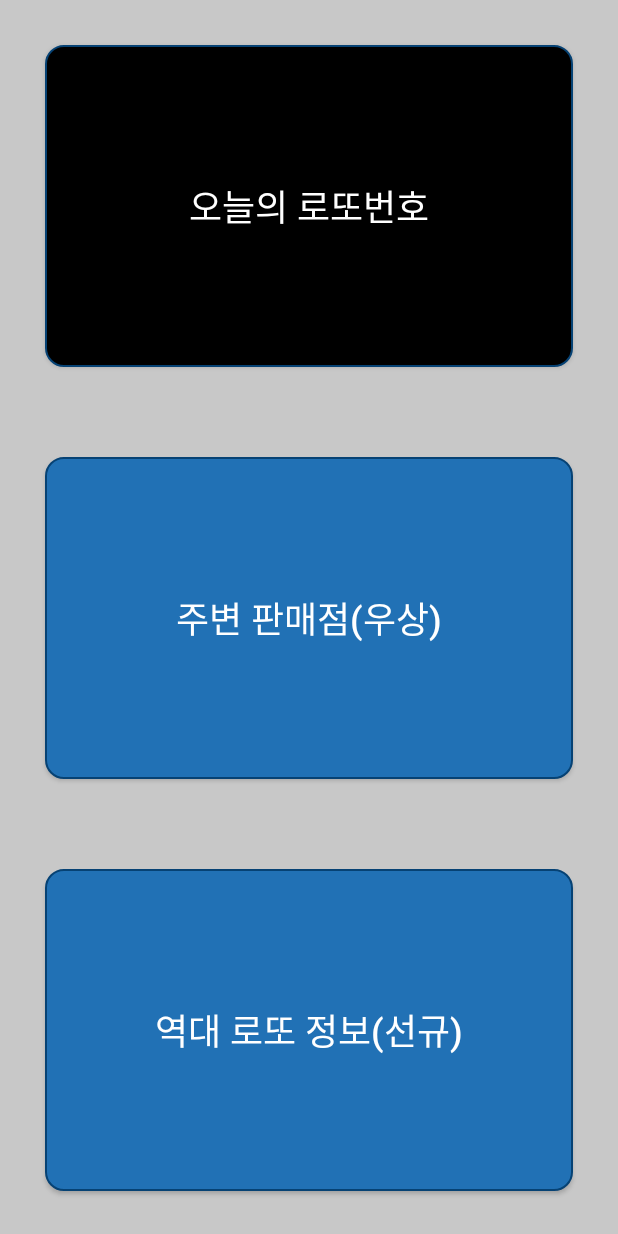
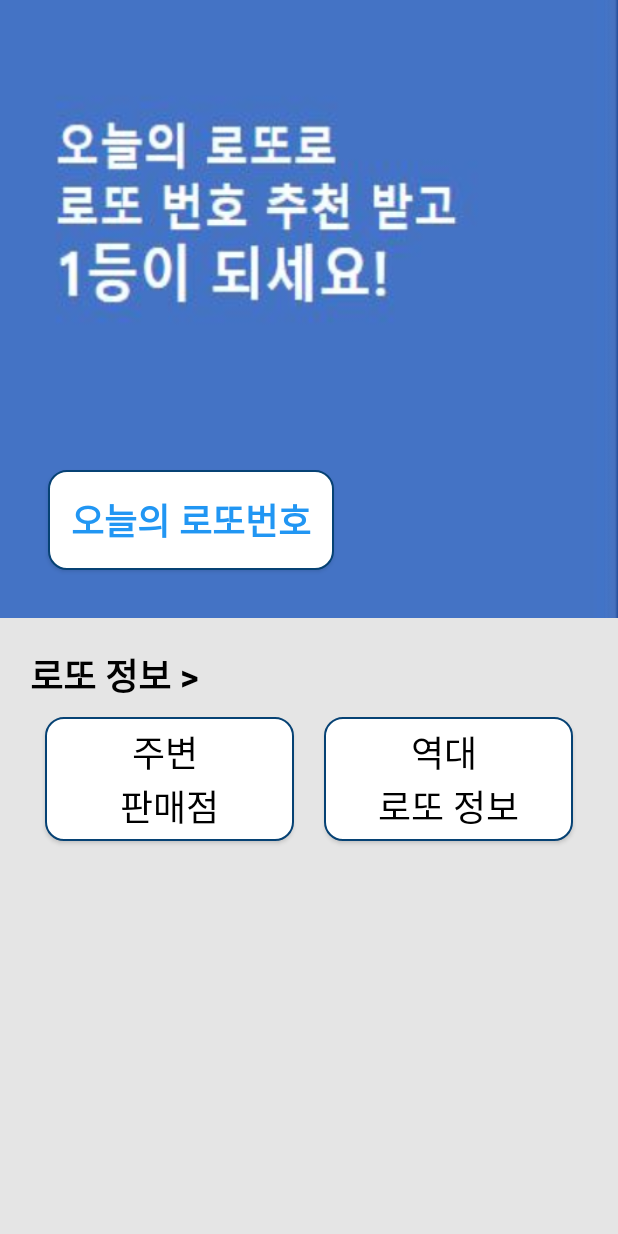
Before and after one commit to jiho1330/Lotto, an Android app: the screen it shows after launch (MainActivity), on a phone screen of 412 x 824 dp. Run offline under Robolectric (Android 15) with nearby library versions, the phone set to English and light mode, and no system bars; our stand-ins replace AdMob; plain views replace AdView.

Commit message:
메인화면 UI 수정

```diff
--- a/app/src/main/res/layout/activity_main.xml
+++ b/app/src/main/res/layout/activity_main.xml
@@ -9,43 +9,74 @@
     android:orientation="vertical"
     tools:context=".MainActivity">
 
-    <LinearLayout
+    <androidx.constraintlayout.widget.ConstraintLayout
         android:layout_width="match_parent"
-        android:layout_height="wrap_content"
-        android:layout_weight="1"
-        android:background="#C8C8C8"
-        android:orientation="vertical">
+        android:layout_height="match_parent"
+        android:layout_weight="3"
+        android:background="@drawable/main">
 
         <Button
             android:id="@+id/btnLotto"
+            android:layout_width="wrap_content"
+            android:layout_height="wrap_content"
+            android:layout_marginStart="32dp"
+            android:layout_marginBottom="32dp"
+            android:background="@drawable/button_round_white"
+            android:padding="15dp"
+            android:text="오늘의 로또번호"
+            android:textColor="#2196F3"
+            android:textSize="24sp"
+            android:textStyle="bold"
+            ads2:layout_constraintBottom_toBottomOf="parent"
+            ads2:layout_constraintStart_toStartOf="parent" />
+    </androidx.constraintlayout.widget.ConstraintLayout>
+
+    <LinearLayout
+        android:layout_width="match_parent"
+        android:layout_height="match_parent"
+        android:layout_weight="3"
+        android:background="#E5E5E5"
+        android:orientation="vertical"
+        android:padding="20dp">
+
+        <TextView
+            android:id="@+id/tvCategory1"
             android:layout_width="match_parent"
             android:layout_height="wrap_content"
-            android:layout_margin="30dp"
-            android:layout_weight="1"
-            android:background="@drawable/button_round_black"
-            android:gravity="center"
-            android:text="오늘의 로또번호"
-            android:textSize="24sp" />
+            android:text="로또 정보 >"
+            android:textColor="@color/black"
+            android:textSize="24sp"
+            android:textStyle="bold" />
+
+        <LinearLayout
+            android:layout_width="match_parent"
+            android:layout_height="match_parent"
+            android:orientation="horizontal">
 
             <Button
                 android:id="@+id/btnMapView"
                 android:layout_width="match_parent"
                 android:layout_height="wrap_content"
-            android:layout_margin="30dp"
+                android:layout_margin="10dp"
                 android:layout_weight="1"
-            android:background="@drawable/button_round"
-            android:text="주변 판매점(우상)"
+                android:background="@drawable/button_round_white"
+                android:padding="5dp"
+                android:text="주변 \n판매점"
+                android:textColor="@color/black"
                 android:textSize="24sp" />
 
             <Button
                 android:id="@+id/btnLottoHistory"
                 android:layout_width="match_parent"
                 android:layout_height="wrap_content"
-            android:layout_margin="30dp"
+                android:layout_margin="10dp"
                 android:layout_weight="1"
-            android:background="@drawable/button_round"
-            android:text="역대 로또 정보(선규)"
+                android:background="@drawable/button_round_white"
+                android:padding="5dp"
+                android:text="역대 \n로또 정보"
+                android:textColor="@color/black"
                 android:textSize="24sp" />
+        </LinearLayout>
     </LinearLayout>
 
     <!--    <com.google.android.gms.ads.AdView-->
```
Lines whose indentation alone changed are shown as unchanged.
